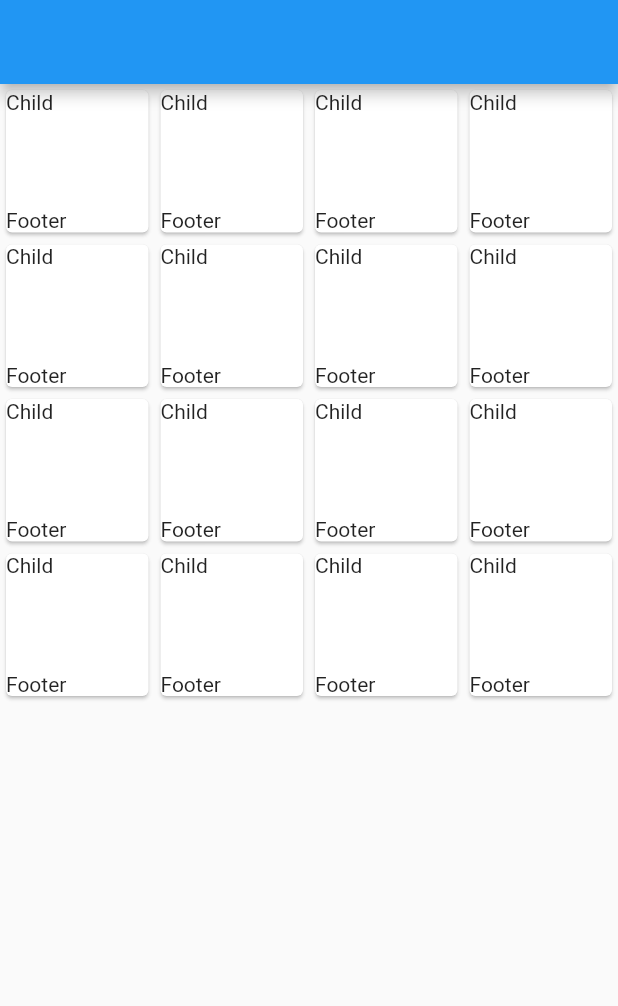
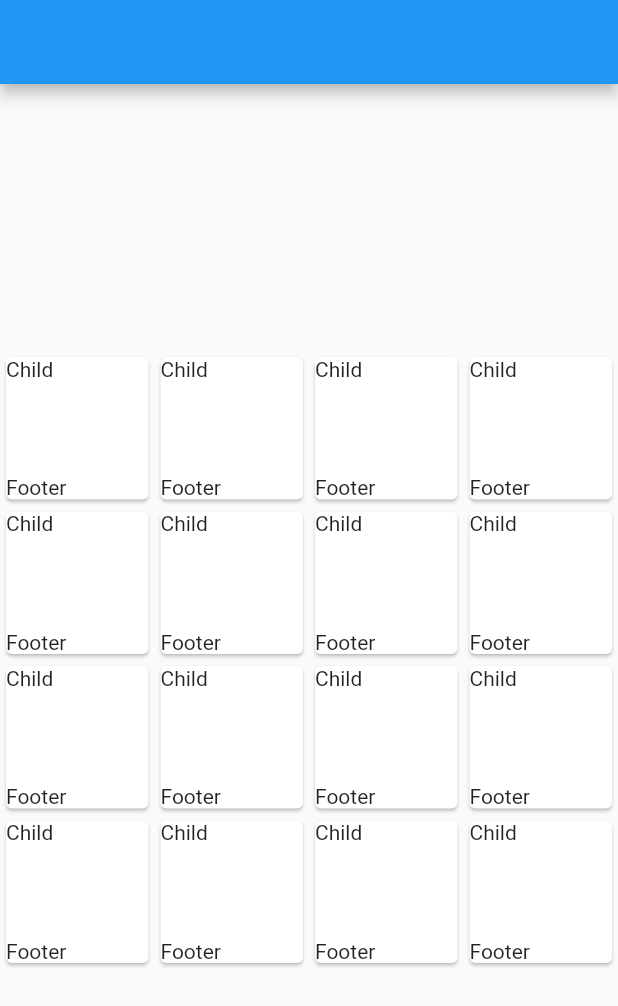
Before and after one commit to BullsEye34/MatchCardGame, a Flutter app: the screen it shows after launch, on a phone screen of 412 x 824 dp. Shown: the top 1006 px of the screen. Run offline on Flutter 3.47's test engine with Material 2 defaults, Android fonts, the phone set to English and light mode, and no system bars.

```diff
--- a/lib/Pages/Game_Page.dart
+++ b/lib/Pages/Game_Page.dart
@@ -10,19 +10,29 @@ class _GamePageState extends State<GamePage> {
   Widget build(BuildContext context) {
     return Scaffold(
       appBar: AppBar(),
-      body: GridView.builder(
+      body: Column(
+        mainAxisAlignment: MainAxisAlignment.center,
+        crossAxisAlignment: CrossAxisAlignment.center,
+        children: [
+          GridView.builder(
+              shrinkWrap: true,
               itemCount: 16,
               gridDelegate:
                   SliverGridDelegateWithFixedCrossAxisCount(crossAxisCount: 4),
               itemBuilder: (context, index) {
-            return Card(
+                return InkWell(
+                  onTap: () => {},
+                  child: Card(
                     child: new GridTile(
                       footer: new Text("Footer"),
                       child: new Text(
                           "Child"), //just for testing, will fill with image later
                     ),
+                  ),
                 );
               }),
+        ],
+      ),
     );
   }
 }
```
Lines whose indentation alone changed are shown as unchanged.
